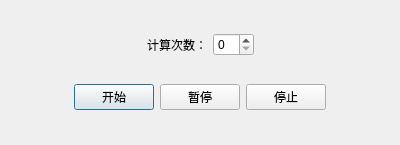
Old version of the form calculate_control_dialog.ui in the repository jiaqingguo/FMU_QT.
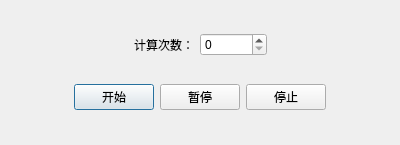
New version of the form.

```diff
--- a/calculate_control_dialog.ui
+++ b/calculate_control_dialog.ui
@@ -37,7 +37,11 @@
       </widget>
      </item>
      <item>
-      <widget class="QSpinBox" name="spinBox"/>
+      <widget class="QSpinBox" name="spinBox">
+       <property name="maximum">
+        <number>999999999</number>
+       </property>
+      </widget>
      </item>
      <item>
       <spacer name="horizontalSpacer_2">
```
